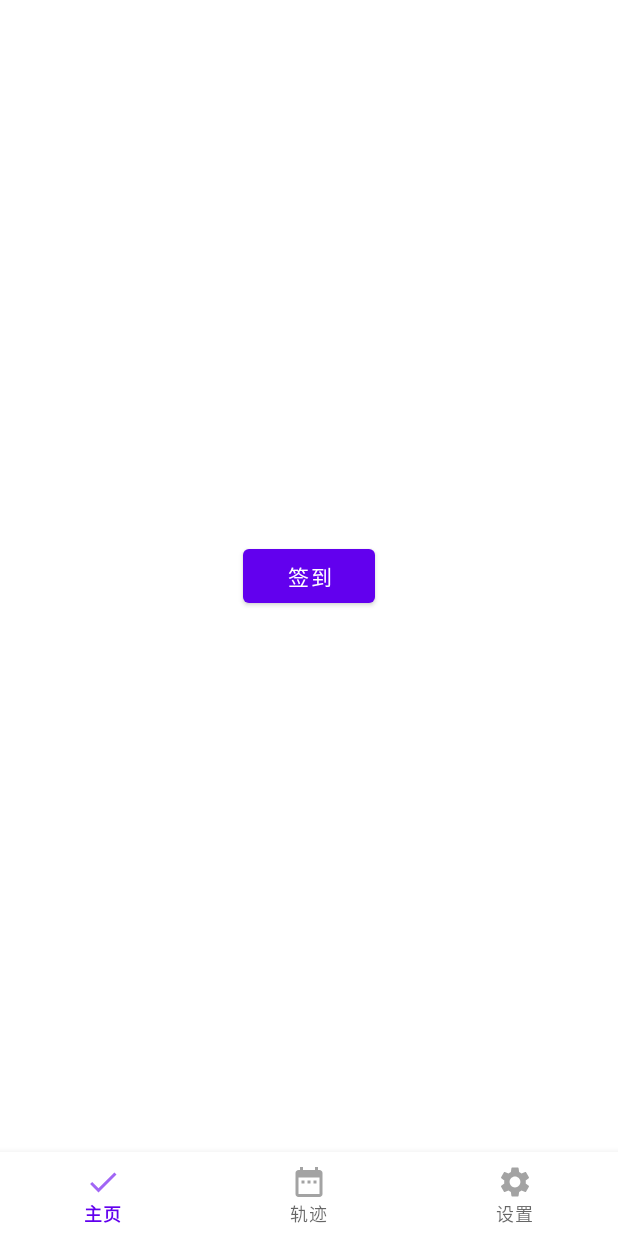
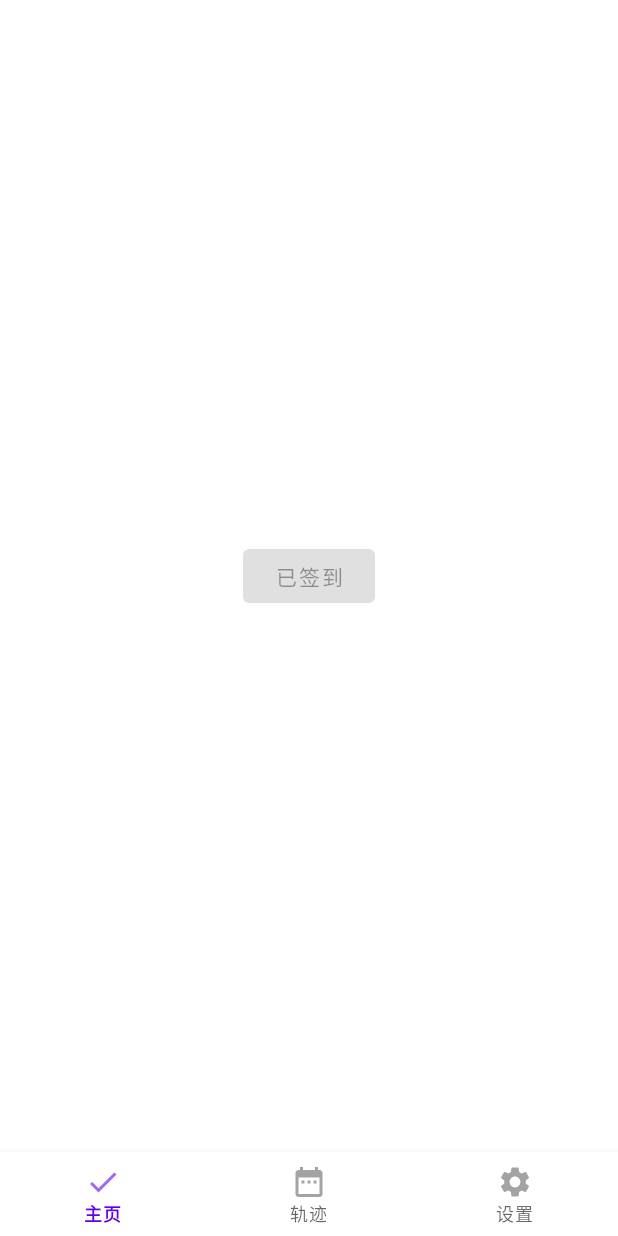
Before and after one commit to Iceberry-qdd/GoodHabit, an Android app: the screen it shows after launch (MainActivity), after a tap on "签到", on a phone screen of 412 x 824 dp. Run offline under Robolectric (Android 15) with nearby library versions, the phone set to English and light mode, and no system bars; our stand-ins replace navigation-ui; libraries missing offline, so code that uses them is left out: com.haibin.calendarview; 7 statements that could not run were skipped.

Commit message:
implement homepage sign-in & allow to Reissue

```diff
--- a/app/src/main/java/com/iceberry/goodhabit/activity/BaseActivity.kt
+++ b/app/src/main/java/com/iceberry/goodhabit/activity/BaseActivity.kt
@@ -7,7 +7,7 @@ import androidx.activity.viewModels
 import androidx.appcompat.app.AppCompatActivity
 import androidx.appcompat.app.AppCompatDelegate
 import androidx.preference.PreferenceManager
-import com.iceberry.goodhabit.viewModel.SettingViewModel
+import com.iceberry.goodhabit.viewModel.FragmentViewModel
 
 /**
  * author: Iceberry
@@ -17,7 +17,6 @@ import com.iceberry.goodhabit.viewModel.SettingViewModel
  *
  */
 open class BaseActivity : AppCompatActivity() {
-    private val viewModel: SettingViewModel by viewModels()
 
     override fun onCreate(savedInstanceState: Bundle?) {
         val sharedPreferences =
@@ -41,10 +40,6 @@ open class BaseActivity : AppCompatActivity() {
         }
 
         super.onCreate(savedInstanceState)
-        //setStatusBarFontColor(this, true)
-        //window.statusBarColor = Color.rgb(255, 132, 0)
-        //supportActionBar?.elevation = 0f
-        //supportActionBar?.hide()
     }
 
 
--- a/app/src/main/java/com/iceberry/goodhabit/activity/MainActivity.kt
+++ b/app/src/main/java/com/iceberry/goodhabit/activity/MainActivity.kt
@@ -12,8 +12,6 @@ class MainActivity : BaseActivity() {
         super.onCreate(savedInstanceState)
         setContentView(R.layout.activity_main)
         supportActionBar?.hide()
-        //window.statusBarColor=Color.WHITE
-        //setStatusBarFontColor(this,true)
 
         val bottomNavigationView = findViewById<BottomNavigationView>(R.id.bottom_navigation)
         val navController = Navigation.findNavController(this, R.id.fragment)
--- a/app/src/main/java/com/iceberry/goodhabit/fragment/HomeFragment.kt
+++ b/app/src/main/java/com/iceberry/goodhabit/fragment/HomeFragment.kt
@@ -1,13 +1,13 @@
 package com.iceberry.goodhabit.fragment
 
 import android.os.Bundle
-import android.util.Log
 import android.view.LayoutInflater
 import android.view.View
 import android.view.ViewGroup
 import android.widget.Button
 import androidx.fragment.app.Fragment
 import androidx.fragment.app.viewModels
+import com.haibin.calendarview.Calendar
 import com.iceberry.goodhabit.R
 import com.iceberry.goodhabit.viewModel.FragmentViewModel
 
@@ -28,6 +28,7 @@ class HomeFragment : Fragment() {
 
     private val viewModel: FragmentViewModel by viewModels()
 
+
     override fun onCreate(savedInstanceState: Bundle?) {
         super.onCreate(savedInstanceState)
         arguments?.let {
@@ -46,12 +47,32 @@ class HomeFragment : Fragment() {
 
     override fun onActivityCreated(savedInstanceState: Bundle?) {
         super.onActivityCreated(savedInstanceState)
-        view?.findViewById<Button>(R.id.signIn)?.setOnClickListener {
-            Log.d("TAG", "${android.icu.util.Calendar.DATE}")
+        val button = view?.findViewById<Button>(R.id.signIn)
+        val currentDay = viewModel.getCurrentDay()
 
-//            viewModel.getSchemeDates().containsKey("")
-//            if (viewModel.)
+        val curCalendar = Calendar().apply {
+            year = currentDay.substring(0, 4).toInt()
+            month = currentDay.substring(5, 6).toInt()
+            day = currentDay.substring(7, 8).toInt()
         }
+
+        button?.setOnClickListener {
+            viewModel.addSchemeDate(curCalendar)
+            viewModel.saveSchemeDates()
+            viewModel.curSignIn.value = true
+        }
+
+        viewModel.curSignIn.observe(viewLifecycleOwner, {
+            button?.isEnabled = !it
+            button?.text = if (it) "已签到" else "签到"
+//            if (it) {
+//                button?.text = "已签到"
+//                button?.isEnabled = false
+//            } else {
+//                button?.text = "签到"
+//                button?.isEnabled = true
+//            }
+        })
 
     }
 
--- a/app/src/main/java/com/iceberry/goodhabit/viewModel/FragmentViewModel.kt
+++ b/app/src/main/java/com/iceberry/goodhabit/viewModel/FragmentViewModel.kt
@@ -2,29 +2,52 @@ package com.iceberry.goodhabit.viewModel
 
 import android.app.Application
 import android.content.Context
+import android.content.SharedPreferences
 import android.graphics.Color
 import android.util.Log
 import androidx.lifecycle.AndroidViewModel
 import androidx.lifecycle.MutableLiveData
+import androidx.preference.PreferenceManager
 import com.haibin.calendarview.Calendar
 import com.iceberry.goodhabit.SchemeData
 import java.io.IOException
 import java.io.ObjectInputStream
 import java.io.ObjectOutputStream
+import java.text.SimpleDateFormat
 
 class FragmentViewModel(application: Application) : AndroidViewModel(application) {
     private val mSchemeDates: MutableMap<String, Calendar> by lazy { mutableMapOf() }
     private val context = getApplication<Application>().applicationContext
 
+    private val sharedPreferences: SharedPreferences =
+        PreferenceManager.getDefaultSharedPreferences(context)
+    val weekStartDay = MutableLiveData<String>()
+
+    val theme = MutableLiveData<String>()
+
     //    val sharedPreferences = PreferenceManager.getDefaultSharedPreferences(context)
 //    val weekStartDay = MutableLiveData<String>()
-    val isCurSignIn = MutableLiveData<Boolean>()
+    val curSignIn = MutableLiveData<Boolean>()
+    val allowReissue=MutableLiveData<Boolean>()
 //    val theme=MutableLiveData<String>()
 
     init {
+//        val calendar = java.util.Calendar.getInstance()
+//        val formatter= SimpleDateFormat("yyyyMMdd")
+
+        theme.value = sharedPreferences.getString("theme", "default")
+        weekStartDay.value = sharedPreferences.getString("week_start_day", "SUN")
         loadSchemeDates()
+        curSignIn.value = mSchemeDates.containsKey(getCurrentDay())
+        allowReissue.value=sharedPreferences.getBoolean("allow_reissue",false)
 //        theme.value=sharedPreferences.getString("theme","default")
 //        weekStartDay.value = sharedPreferences.getString("week_start_day", "SUN")
+    }
+
+    fun getCurrentDay():String{
+        val calendar = java.util.Calendar.getInstance()
+        val formatter= SimpleDateFormat("yyyyMMdd")
+        return formatter.format(calendar.time)
     }
 
     private fun loadSchemeDates() {
@@ -38,7 +61,7 @@ class FragmentViewModel(application: Application) : AndroidViewModel(application
         }
     }
 
-    private fun saveSchemeDates() {
+    fun saveSchemeDates() {
         val schemeData = SchemeData(1, System.currentTimeMillis(), mSchemeDates)
         try {
             val openFileOutput = context.openFileOutput("data.bin", Context.MODE_PRIVATE)
@@ -75,7 +98,7 @@ class FragmentViewModel(application: Application) : AndroidViewModel(application
      */
     override fun onCleared() {
         super.onCleared()
-        saveSchemeDates()
+        //saveSchemeDates()
     }
 
     private fun getSchemeCalendar(year: Int, month: Int, day: Int, text: String): Calendar {
--- a/app/src/main/res/xml/settings_preferences.xml
+++ b/app/src/main/res/xml/settings_preferences.xml
@@ -1,6 +1,6 @@
 <PreferenceScreen xmlns:android="http://schemas.android.com/apk/res/android"
     xmlns:app="http://schemas.android.com/apk/res-auto"
-    android:theme="@style/ThemeOverlay.AppCompat.DayNight"
+    android:theme="@style/ThemeOverlay.MaterialComponents.Dialog.Alert"
     >
 
     <PreferenceCategory app:title="通用">
```
Also changed, not shown: app/src/main/java/com/iceberry/goodhabit/activity/AboutActivity.kt (+0 -11 lines), app/src/main/java/com/iceberry/goodhabit/fragment/CalendarFragment.kt (+21 -29 lines), app/src/main/java/com/iceberry/goodhabit/fragment/SettingsFragment.kt (+6 -20 lines), app/src/main/java/com/iceberry/goodhabit/view/CalendarMonthView.kt (+7 -17 lines), app/src/main/java/com/iceberry/goodhabit/viewModel/SettingViewModel.kt (deleted, +0 -28 lines).
